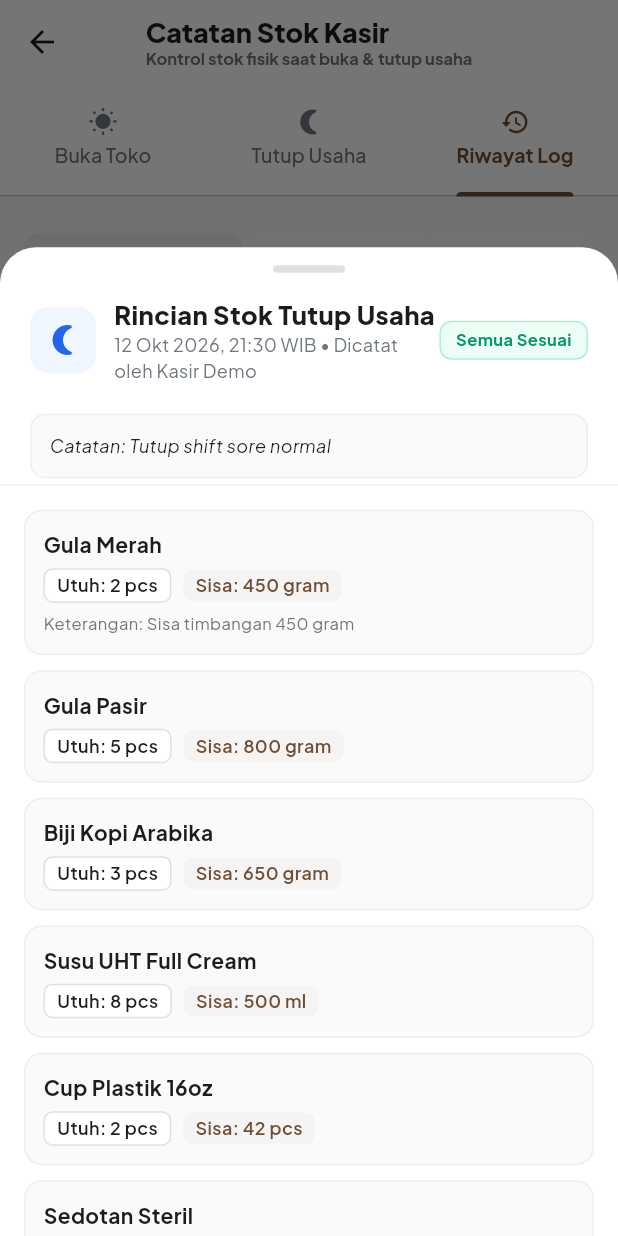
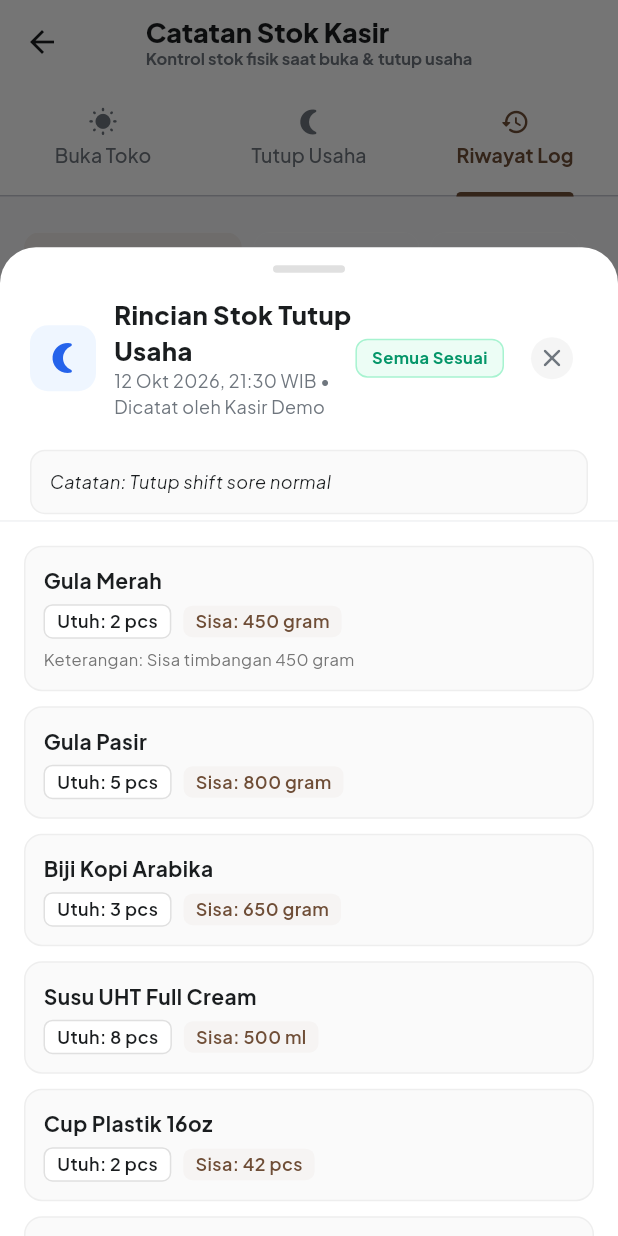
Before and after one commit to alfatihsetudio/kantindigital, a Flutter app: the CashierStockCheckPage screen opened by its route, tab 3 chosen, after a tap on "Tutup Usaha (Closing)", on a phone screen of 412 x 824 dp. Run offline on Flutter 3.47's test engine with Material 3 defaults, Android fonts, the phone set to English and light mode, and no system bars; our stand-ins replace fl_chart, google_fonts, pdf, printing, qr_flutter, shared_preferences; missing offline and left inert: dart:html; accounts and stored records are empty; network calls fail.

Commit message:
fix(stock): add explicit close button (X) to stock detail modal

```diff
--- a/flutter/kantin_digital/lib/features/cashier/stock_check/widgets/stock_history_view.dart
+++ b/flutter/kantin_digital/lib/features/cashier/stock_check/widgets/stock_history_view.dart
@@ -137,6 +137,19 @@ class _StockHistoryViewState extends State<StockHistoryView> {
                               color: hasDiff ? const Color(0xFFDC2626) : const Color(0xFF059669),
                             ),
                           ),
+                        ),
+                        const SizedBox(width: 8),
+                        IconButton(
+                          icon: Container(
+                            padding: const EdgeInsets.all(4),
+                            decoration: BoxDecoration(
+                              color: Colors.grey.shade100,
+                              shape: BoxShape.circle,
+                            ),
+                            child: const Icon(Icons.close_rounded, size: 20, color: AppColors.textSecondary),
+                          ),
+                          tooltip: 'Tutup',
+                          onPressed: () => Navigator.pop(context),
                         ),
                       ],
                     ),
```
Also changed, not shown: flutter/kantin_digital/lib/features/admin/stock_report/admin_stock_report_page.dart (+13 -0 lines), 4 other files.
